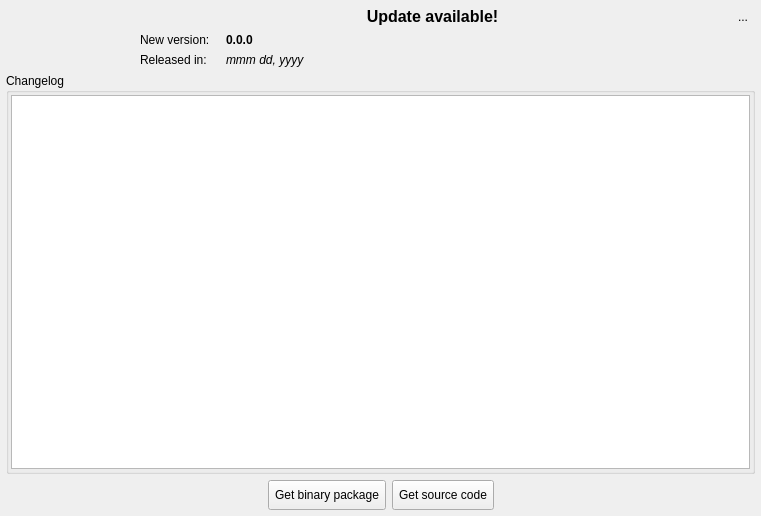
Qt form libs/libgui/ui/widgets/updatenotifierwidget.ui (pgmodeler/pgmodeler) before a commit.
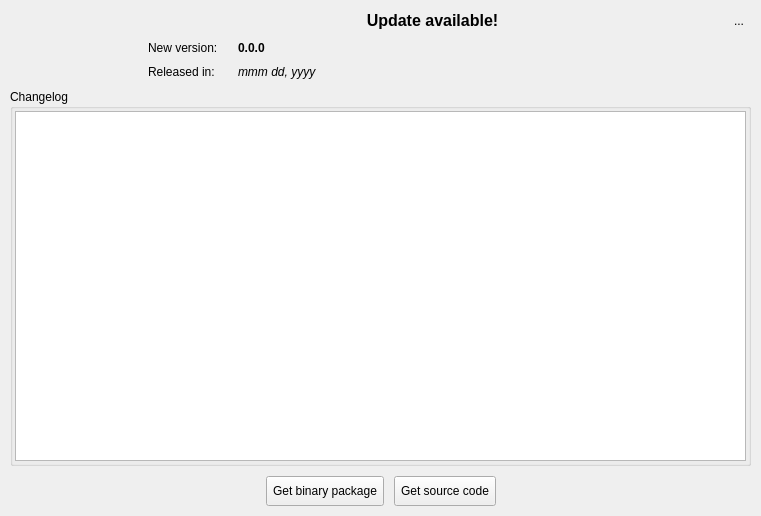
The same form after that commit. Icons and pictures are not drawn.

Commit message: Tool buttons resizes and layout spacing adjustments

The edit to the form file:
```diff
--- a/libs/libgui/ui/widgets/updatenotifierwidget.ui
+++ b/libs/libgui/ui/widgets/updatenotifierwidget.ui
@@ -57,23 +57,25 @@
      </property>
      <layout class="QGridLayout" name="gridLayout">
       <property name="leftMargin">
-       <number>6</number>
+       <number>10</number>
       </property>
       <property name="topMargin">
-       <number>6</number>
+       <number>10</number>
       </property>
       <property name="rightMargin">
-       <number>6</number>
+       <number>10</number>
       </property>
       <property name="bottomMargin">
-       <number>6</number>
+       <number>10</number>
+      </property>
+      <property name="spacing">
+       <number>10</number>
       </property>
       <item row="0" column="1">
        <widget class="QLabel" name="title_lbl">
         <property name="font">
          <font>
           <pointsize>12</pointsize>
-          <weight>75</weight>
           <bold>true</bold>
          </font>
         </property>
@@ -173,7 +175,6 @@
           </property>
           <property name="font">
            <font>
-            <weight>50</weight>
             <italic>true</italic>
             <bold>false</bold>
            </font>
@@ -222,7 +223,6 @@
           </property>
           <property name="font">
            <font>
-            <weight>75</weight>
             <bold>true</bold>
            </font>
           </property>
```
The commit also changes 26 other files.
